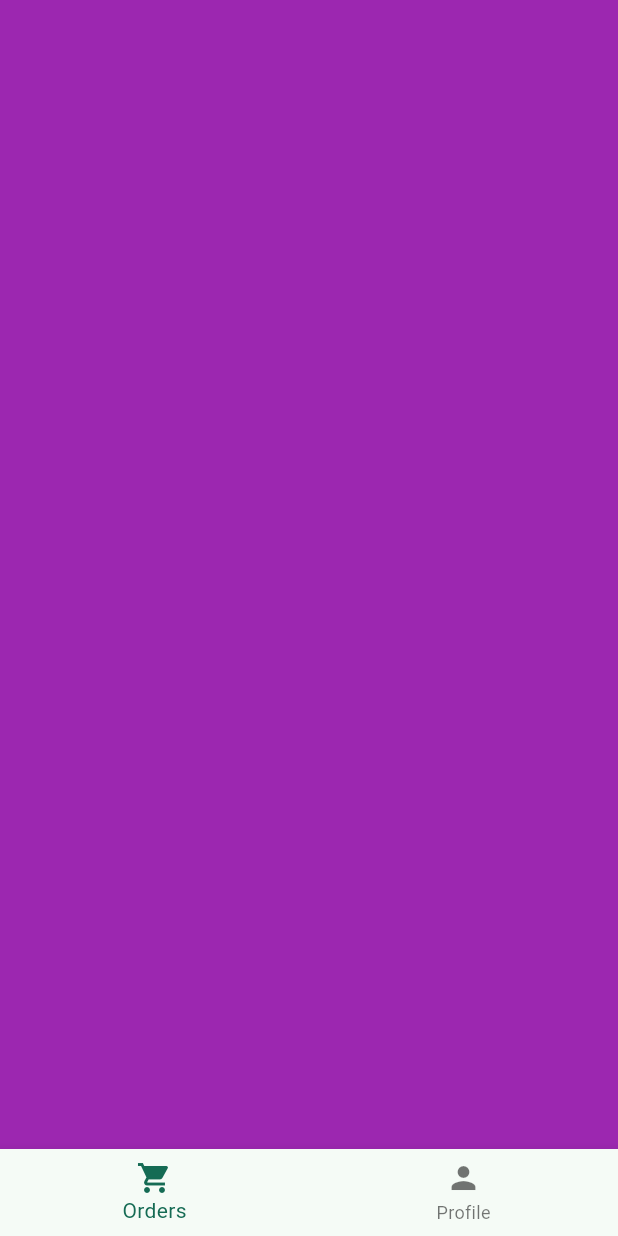
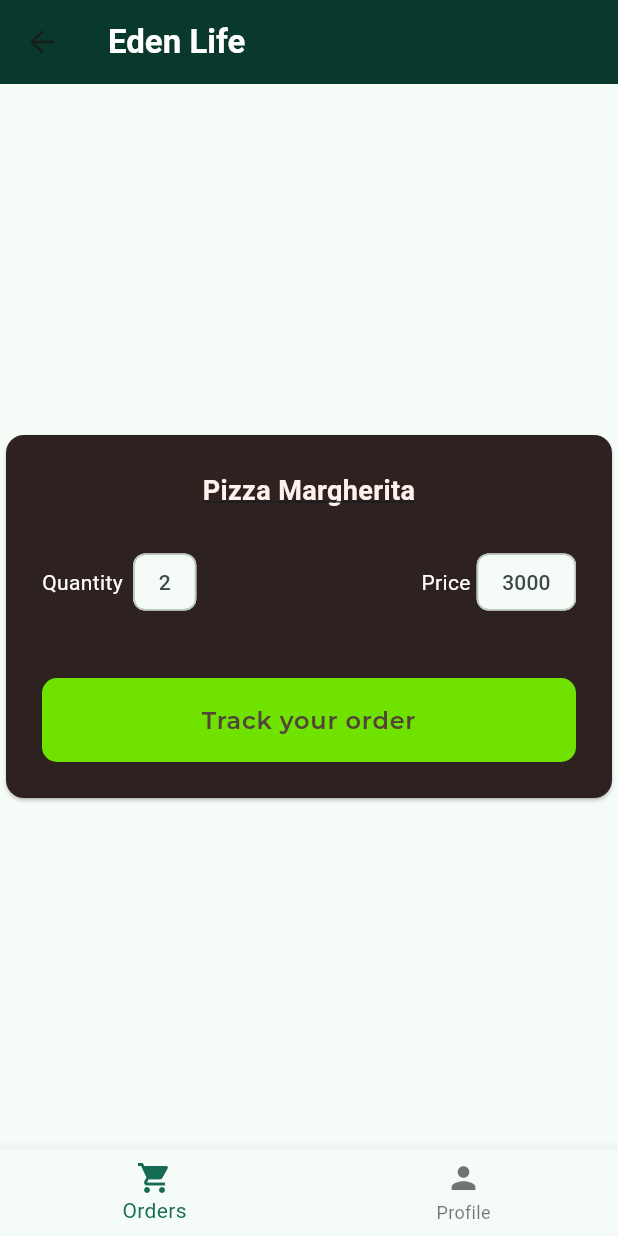
Before and after one commit to unknownaloy/eden_life_task, a Flutter app: the EdenHomeScreen screen opened directly, on a phone screen of 412 x 824 dp. Run offline on Flutter 3.47's test engine with Material 2 defaults, Android fonts, the phone set to English and light mode, and no system bars; our stand-ins replace firebase_auth, firebase_core, flutter_secure_storage, font_awesome_flutter, freezed_annotation, get_it and 2 more; missing offline and left inert: ably_flutter; accounts and stored records are empty; network calls fail.

Commit message:
feat: Implement order screen and card

```diff
--- a/lib/feature/home/presentation/eden_home_screen.dart
+++ b/lib/feature/home/presentation/eden_home_screen.dart
@@ -1,4 +1,5 @@
-import 'package:eden_life_task/feature/home/presentation/screens/profile_screen.dart';
+import 'package:eden_life_task/feature/home/presentation/order/orders_screen.dart';
+import 'package:eden_life_task/feature/home/presentation/profile/profile_screen.dart';
 import 'package:flutter/material.dart';
 
 class EdenHomeScreen extends StatefulWidget {
@@ -14,9 +15,7 @@ class _EdenHomeScreenState extends State<EdenHomeScreen> {
   int _selectedIndex = 0;
 
   final List<Widget> _widgetOptions = [
-    Container(
-      color: Colors.purple,
-    ),
+    const OrdersScreen(),
     const ProfileScreen(),
   ];
 
--- /dev/null
+++ b/lib/feature/home/presentation/order/model/order_model/order_model.dart
@@ -0,0 +1,18 @@
+import 'package:freezed_annotation/freezed_annotation.dart';
+
+part 'order_model.freezed.dart';
+part 'order_model.g.dart';
+
+@freezed
+class OrderModel with _$OrderModel {
+  factory OrderModel({
+    required String id,
+    required DateTime date,
+    required String item,
+    required int quantity,
+    required num price,
+  }) = _OrderModel;
+
+  factory OrderModel.fromJson(Map<String, dynamic> json) =>
+      _$OrderModelFromJson(json);
+}
--- /dev/null
+++ b/lib/feature/home/presentation/order/order_view_model.dart
@@ -0,0 +1,14 @@
+import 'package:eden_life_task/feature/home/presentation/order/model/order_model/order_model.dart';
+import 'package:flutter/cupertino.dart';
+
+class OrderViewModel extends ChangeNotifier {
+  final _order = OrderModel(
+    id: '1',
+    date: DateTime.now(),
+    item: 'Pizza Margherita',
+    quantity: 2,
+    price: 3000,
+  );
+
+  OrderModel get order => _order;
+}
--- /dev/null
+++ b/lib/feature/home/presentation/order/orders_screen.dart
@@ -0,0 +1,114 @@
+import 'package:eden_life_task/feature/home/presentation/order/order_view_model.dart';
+import 'package:flutter/material.dart';
+import 'package:google_fonts/google_fonts.dart';
+import 'package:provider/provider.dart';
+
+class OrdersScreen extends StatelessWidget {
+  const OrdersScreen({super.key});
+
+  @override
+  Widget build(BuildContext context) {
+    return Scaffold(
+      appBar: AppBar(
+        title: const Text(
+          "Eden Life",
+          style: TextStyle(
+            fontWeight: FontWeight.w600,
+            color: Colors.white,
+          ),
+        ),
+        backgroundColor: const Color(0xFF08392c),
+      ),
+      body: Consumer<OrderViewModel>(
+        builder: (_, model, __) => Center(
+          child: Card(
+            color: const Color(0xFF2d2220),
+            child: Padding(
+              padding: const EdgeInsets.all(24),
+              child: Column(
+                crossAxisAlignment: CrossAxisAlignment.stretch,
+                mainAxisSize: MainAxisSize.min,
+                children: [
+                  Text(
+                    model.order.item,
+                    style: const TextStyle(
+                      color: Color(0xFFfff2ec),
+                      fontSize: 18,
+                      fontWeight: FontWeight.w600,
+                      decoration: TextDecoration.underline,
+                    ),
+
+                    textAlign: TextAlign.center,
+                  ),
+
+                  const SizedBox(height: 24,),
+
+                  Row(
+                    mainAxisAlignment: MainAxisAlignment.spaceBetween,
+                    children: [
+                      Row(
+                        mainAxisSize: MainAxisSize.min,
+                        children: [
+                          const Text("Quantity", style: TextStyle(
+                            color: Colors.white,
+                          ),),
+                          const SizedBox(width: 4,),
+                          Chip(label: Text(model.order.quantity.toString())),
+                        ],
+                      ),
+
+                      Row(
+                        mainAxisSize: MainAxisSize.min,
+                        children: [
+                          const Text("Price", style: TextStyle(
+                            color: Colors.white,
+                          ),),
+                          const SizedBox(width: 4,),
+                          Chip(label: Text(model.order.price.toString())),
+                        ],
+                      ),
+                    ],
+                  ),
+
+                  const SizedBox(height: 40,),
+
+
+                  TextButton(
+                    onPressed: () {},
+                    style: ButtonStyle(
+                      backgroundColor: MaterialStateProperty.all(
+                        const Color(0xFF6fe200),
+                      ),
+                      shape: MaterialStateProperty.all(
+                        const RoundedRectangleBorder(
+                          borderRadius: BorderRadius.all(
+                            Radius.circular(10),
+                          ),
+                        ),
+                      ),
+                      padding: MaterialStateProperty.all(
+                        const EdgeInsets.symmetric(
+                          vertical: 16,
+                        ),
+                      ),
+                    ),
+                    child: Text(
+                      "Track your order",
+                      textAlign: TextAlign.center,
+                      style: GoogleFonts.montserrat(
+                        textStyle: Theme.of(context).textTheme.bodyLarge,
+                        fontSize: 16,
+                        fontWeight: FontWeight.w600,
+                        color: const Color(0xFF524439),
+                      ),
+                    ),
+                  )
+                ],
+              ),
+            ),
+          ),
+        ),
+      ),
+    );
+  }
+}
--- a/lib/feature/home/presentation/screens/profile_screen.dart
+++ b/lib/feature/home/presentation/profile/profile_screen.dart
@@ -87,7 +87,7 @@ class ProfileScreen extends StatelessWidget {
                         color: Colors.black,
                       ),
                     ),
-                  )
+                  ),
                 ],
               ),
             ),
--- a/lib/main.dart
+++ b/lib/main.dart
@@ -1,6 +1,7 @@
 import 'package:eden_life_task/common/service/ably_service.dart';
 import 'package:eden_life_task/common/service/storage_service.dart';
 import 'package:eden_life_task/feature/home/presentation/eden_home_screen.dart';
+import 'package:eden_life_task/feature/home/presentation/order/order_view_model.dart';
 import 'package:eden_life_task/feature/login/data/repository/login_repository.dart';
 import 'package:eden_life_task/feature/login/presentation/login_screen.dart';
 import 'package:eden_life_task/feature/login/presentation/login_view_model.dart';
@@ -35,7 +36,14 @@ class MyApp extends StatelessWidget {
   // This widget is the root of your application.
   @override
   Widget build(BuildContext context) {
-    return Consumer<LoginViewModel>(
+    return MultiProvider(
+      providers: [
+        ChangeNotifierProvider(
+          create: (_) => OrderViewModel(),
+          child: const MyApp(),
+        ),
+      ],
+      child: Consumer<LoginViewModel>(
         builder: (_, model, __) => MaterialApp(
           title: 'Eden Life Task',
           debugShowCheckedModeBanner: false,
@@ -49,6 +57,7 @@ class MyApp extends StatelessWidget {
               ? const EdenHomeScreen()
               : const LoginScreen(),
         ),
+      ),
     );
   }
 }
```
Also changed, not shown: lib/feature/home/presentation/order/model/order_model/order_model.freezed.dart (added), lib/feature/home/presentation/order/model/order_model/order_model.g.dart (added), 1 other file. Lines whose indentation alone changed are shown as unchanged.
